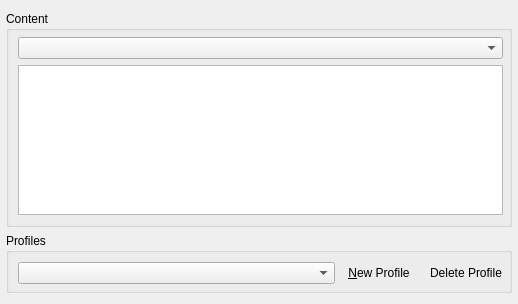
Qt form files/ui/datafilespage.ui (OpenMW/openmw) before a commit.
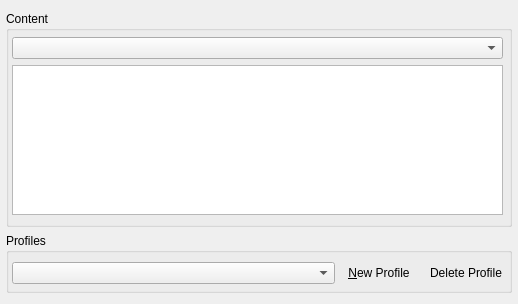
The same form after that commit. Icons and pictures are not drawn. Custom widgets are drawn as their Qt base class.

What changed in the file:
```diff
--- a/files/ui/datafilespage.ui
+++ b/files/ui/datafilespage.ui
@@ -27,7 +27,7 @@
      </property>
      <layout class="QVBoxLayout" name="verticalLayout_3">
       <property name="leftMargin">
-       <number>9</number>
+       <number>3</number>
       </property>
       <property name="topMargin">
        <number>6</number>
@@ -115,7 +115,7 @@
        <number>6</number>
       </property>
       <property name="leftMargin">
-       <number>9</number>
+       <number>3</number>
       </property>
       <property name="topMargin">
        <number>9</number>
```
